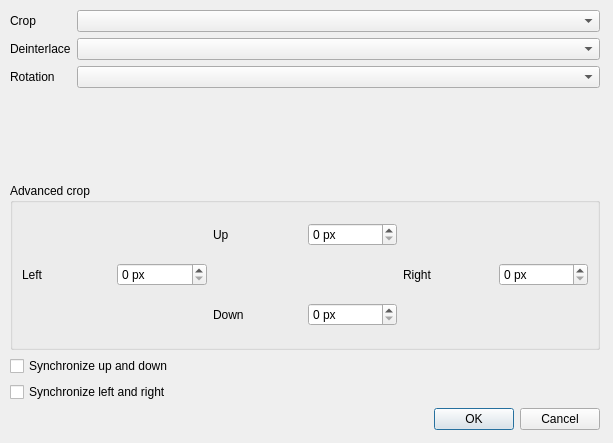
Above: src/advancedpicturesettingswindow.ui from cinemaouvert/OPP before the change. Below: the same form after it.
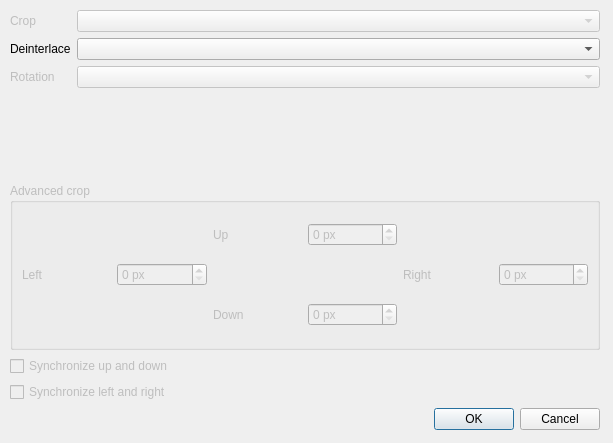
That is the form after the change.

Patch:
```diff
--- a/src/advancedpicturesettingswindow.ui
+++ b/src/advancedpicturesettingswindow.ui
@@ -33,13 +33,20 @@
       </property>
       <item row="0" column="0">
        <widget class="QLabel" name="label_trim">
+        <property name="enabled">
+         <bool>false</bool>
+        </property>
         <property name="text">
          <string>Crop</string>
         </property>
        </widget>
       </item>
       <item row="0" column="1">
-       <widget class="QComboBox" name="comboBox_trim"/>
+       <widget class="QComboBox" name="comboBox_trim">
+        <property name="enabled">
+         <bool>false</bool>
+        </property>
+       </widget>
       </item>
       <item row="1" column="0">
        <widget class="QLabel" name="label_deinterlace">
@@ -53,18 +60,28 @@
       </item>
       <item row="2" column="0">
        <widget class="QLabel" name="label_rotation">
+        <property name="enabled">
+         <bool>false</bool>
+        </property>
         <property name="text">
          <string>Rotation</string>
         </property>
        </widget>
       </item>
       <item row="2" column="1">
-       <widget class="QComboBox" name="comboBox_rotation"/>
+       <widget class="QComboBox" name="comboBox_rotation">
+        <property name="enabled">
+         <bool>false</bool>
+        </property>
+       </widget>
       </item>
      </layout>
     </item>
     <item>
      <widget class="QGroupBox" name="gridGroupBox">
+      <property name="enabled">
+       <bool>false</bool>
+      </property>
       <property name="locale">
        <locale language="English" country="UnitedStates"/>
       </property>
@@ -136,6 +153,9 @@
     </item>
     <item>
      <widget class="QCheckBox" name="checkBox_upDownSync">
+      <property name="enabled">
+       <bool>false</bool>
+      </property>
       <property name="text">
        <string>Synchronize up and down</string>
       </property>
@@ -143,6 +163,9 @@
     </item>
     <item>
      <widget class="QCheckBox" name="checkBox_leftRightSync">
+      <property name="enabled">
+       <bool>false</bool>
+      </property>
       <property name="text">
        <string>Synchronize left and right</string>
       </property>
```
